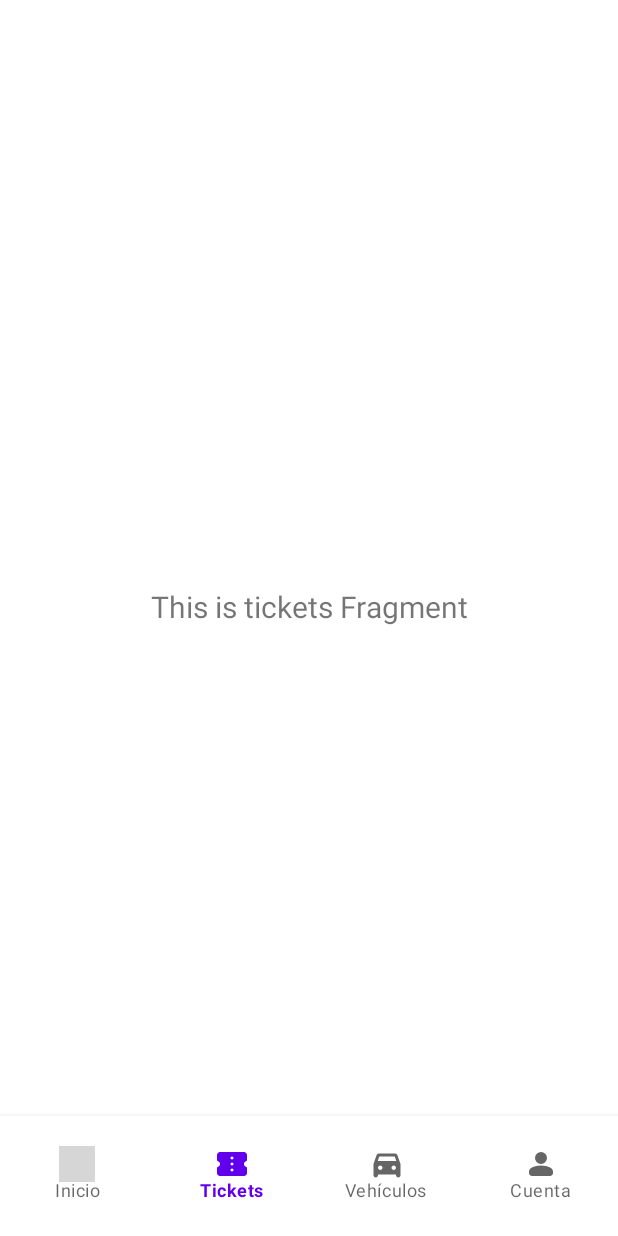
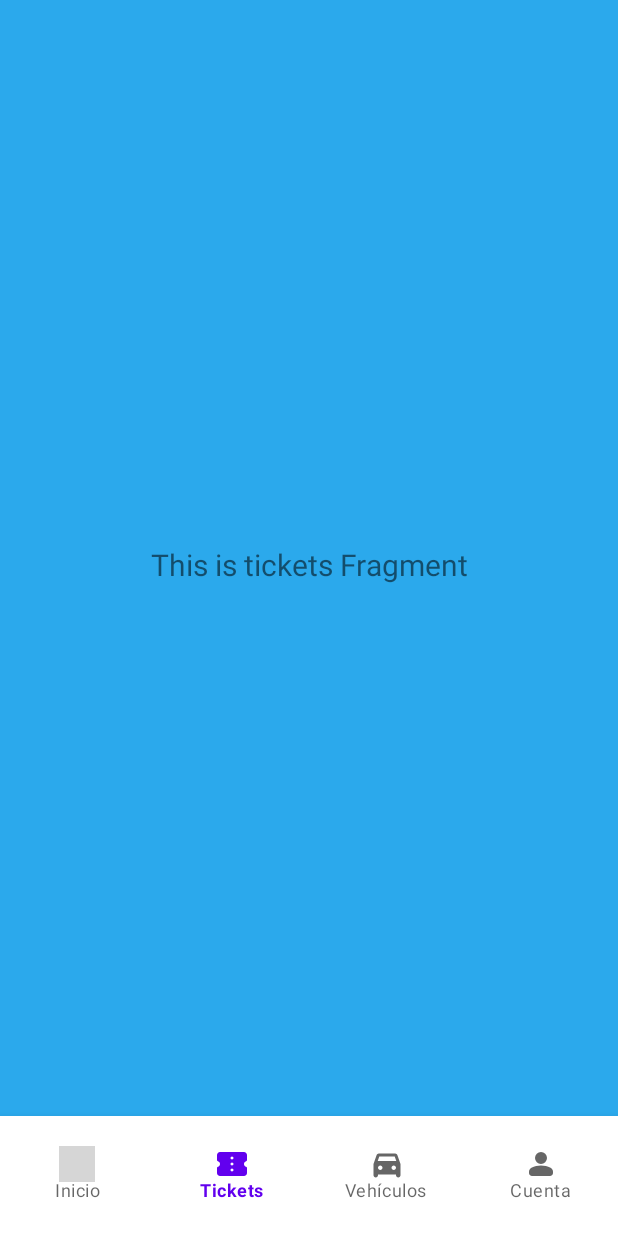
Before and after one commit to xicotet/ZonaBlava, an Android app: the TicketsFragment screen opened through its navigation route, on a phone screen of 412 x 824 dp. Run offline under Robolectric (Android 15) with nearby library versions, the phone set to English and light mode, and no system bars; our stand-ins replace navigation-ui; grey boxes are pictures that could not be loaded.

Commit message:
Add a mapview and make status bar transparent

```diff
--- a/app/build.gradle
+++ b/app/build.gradle
@@ -1,6 +1,7 @@
 plugins {
     id 'com.android.application'
     id 'org.jetbrains.kotlin.android'
+    id 'com.google.android.libraries.mapsplatform.secrets-gradle-plugin'
 }
 
 android {
@@ -39,6 +40,7 @@ dependencies {
 
     implementation 'androidx.core:core-ktx:1.7.0'
     implementation "androidx.core:core-splashscreen:1.0.0"
+    implementation 'com.google.android.gms:play-services-maps:18.1.0'
     implementation 'androidx.appcompat:appcompat:1.6.1'
     implementation 'com.google.android.material:material:1.9.0'
     implementation 'androidx.constraintlayout:constraintlayout:2.1.4'
--- a/app/src/main/AndroidManifest.xml
+++ b/app/src/main/AndroidManifest.xml
@@ -11,6 +11,11 @@
         android:supportsRtl="true"
         android:theme="@style/Theme.App.Starting"
         tools:targetApi="31">
+
+        <meta-data
+            android:name="com.google.android.geo.API_KEY"
+            android:value="${MAPS_API_KEY}" />
+
         <activity
             android:name=".ui.main.MainActivity"
             android:exported="true"
--- a/app/src/main/java/com/canolabs/zonablava/ui/home/HomeFragment.kt
+++ b/app/src/main/java/com/canolabs/zonablava/ui/home/HomeFragment.kt
@@ -1,22 +1,24 @@
 package com.canolabs.zonablava.ui.home
 
+import android.graphics.Color
 import android.os.Bundle
-import android.view.LayoutInflater
-import android.view.View
-import android.view.ViewGroup
-import android.widget.TextView
-import androidx.appcompat.app.AppCompatActivity
+import android.view.*
+import androidx.core.content.ContextCompat
 import androidx.fragment.app.Fragment
 import androidx.lifecycle.ViewModelProvider
+import com.canolabs.zonablava.R
 import com.canolabs.zonablava.databinding.FragmentHomeBinding
+import com.google.android.gms.maps.GoogleMap
+import com.google.android.gms.maps.MapView
+import com.google.android.gms.maps.OnMapReadyCallback
 
-class HomeFragment : Fragment() {
+
+class HomeFragment : Fragment(), OnMapReadyCallback {
 
     private var _binding: FragmentHomeBinding? = null
-
-    // This property is only valid between onCreateView and
-    // onDestroyView.
-    private val binding get() = _binding!!
+    private val binding get() = _binding!! // This property is only valid between onCreateView and onDestroyView.
+    private lateinit var googleMap: GoogleMap
+    private lateinit var mapView: MapView
 
     override fun onCreateView(
         inflater: LayoutInflater,
@@ -26,21 +28,55 @@ class HomeFragment : Fragment() {
         val homeViewModel =
             ViewModelProvider(this)[HomeViewModel::class.java]
 
+        activity?.window?.apply {
+            decorView.systemUiVisibility =
+                View.SYSTEM_UI_FLAG_LAYOUT_FULLSCREEN or View.SYSTEM_UI_FLAG_LAYOUT_STABLE
+            statusBarColor = Color.TRANSPARENT
+        }
+
         _binding = FragmentHomeBinding.inflate(inflater, container, false)
         val root: View = binding.root
 
-        // Hide the action bar
-        (requireActivity() as AppCompatActivity).supportActionBar?.hide()
+        mapView = binding.mapView
+        mapView.onCreate(savedInstanceState)
+        mapView.getMapAsync(this)
 
-        val textView: TextView = binding.textHome
-        homeViewModel.text.observe(viewLifecycleOwner) {
-            textView.text = it
-        }
         return root
+    }
+
+    override fun onViewCreated(view: View, savedInstanceState: Bundle?) {
+        super.onViewCreated(view, savedInstanceState)
     }
 
     override fun onDestroyView() {
         super.onDestroyView()
+        //To show normal Status Bar in other fragments
+        activity?.window?.statusBarColor =
+            ContextCompat.getColor(requireContext(), R.color.secondary_color)
         _binding = null
     }
+
+    override fun onMapReady(map: GoogleMap) {
+        map?.let {
+            googleMap = it
+            googleMap.mapType = GoogleMap.MAP_TYPE_NORMAL
+            googleMap.uiSettings.isZoomControlsEnabled = true
+        }
+    }
+    override fun onResume() {
+        super.onResume()
+        mapView.onResume()
+    }
+
+    override fun onPause() {
+        super.onPause()
+        mapView.onPause()
+    }
+
+    override fun onDestroy() {
+        super.onDestroy()
+        mapView.onDestroy()
+    }
+
+
 }
--- a/app/src/main/java/com/canolabs/zonablava/ui/main/MainActivity.kt
+++ b/app/src/main/java/com/canolabs/zonablava/ui/main/MainActivity.kt
@@ -7,7 +7,6 @@ import androidx.appcompat.app.AppCompatActivity
 import androidx.core.splashscreen.SplashScreen.Companion.installSplashScreen
 import androidx.navigation.fragment.NavHostFragment
 import androidx.navigation.ui.AppBarConfiguration
-import androidx.navigation.ui.setupActionBarWithNavController
 import androidx.navigation.ui.setupWithNavController
 import com.canolabs.zonablava.R
 import com.canolabs.zonablava.databinding.ActivityMainBinding
@@ -44,9 +43,6 @@ class MainActivity : AppCompatActivity() {
             )
         )
 
-        // Automatically updates the top app bar title
-        setupActionBarWithNavController(navController, appBarConfiguration)
-
         navView.setupWithNavController(navController)
     }
 }
--- a/app/src/main/res/layout/activity_main.xml
+++ b/app/src/main/res/layout/activity_main.xml
@@ -4,8 +4,7 @@
     xmlns:tools="http://schemas.android.com/tools"
     android:id="@+id/container"
     android:layout_width="match_parent"
-    android:layout_height="match_parent"
-    android:paddingTop="?attr/actionBarSize">
+    android:layout_height="match_parent">
 
     <androidx.fragment.app.FragmentContainerView
         android:id="@+id/nav_host_fragment_activity_main"
--- a/app/src/main/res/layout/fragment_tickets.xml
+++ b/app/src/main/res/layout/fragment_tickets.xml
@@ -4,6 +4,7 @@
     xmlns:tools="http://schemas.android.com/tools"
     android:layout_width="match_parent"
     android:layout_height="match_parent"
+    android:background="@color/secondary_color"
     tools:context=".ui.tickets.TicketsFragment">
 
     <TextView
--- a/app/src/main/res/values/splash.xml
+++ b/app/src/main/res/values/splash.xml
@@ -3,6 +3,6 @@
     <style name="Theme.App.Starting" parent="Theme.SplashScreen">
         <item name="windowSplashScreenBackground">@color/black</item>
         <item name="windowSplashScreenAnimatedIcon">@drawable/logo_zonablava</item>
-        <item name="postSplashScreenTheme">@style/Theme.ZonaBlava</item>
+        <item name="postSplashScreenTheme">@style/AppTheme.TransparentStatusBar</item>
     </style>
 </resources>
--- a/app/src/main/res/values/themes.xml
+++ b/app/src/main/res/values/themes.xml
@@ -1,6 +1,6 @@
 <resources xmlns:tools="http://schemas.android.com/tools">
     <!-- Base application theme. -->
-    <style name="Theme.ZonaBlava" parent="Theme.MaterialComponents.DayNight.DarkActionBar">
+    <style name="Theme.ZonaBlava" parent="Theme.MaterialComponents.DayNight.NoActionBar">
         <!-- Primary brand color. -->
         <item name="colorPrimary">@color/purple_500</item>
         <item name="colorPrimaryVariant">@color/purple_700</item>
@@ -13,6 +13,13 @@
         <item name="android:statusBarColor">?attr/colorPrimaryVariant</item>
         <!-- Customize your theme here. -->
     </style>
+
+    <style name="AppTheme.TransparentStatusBar" parent="Theme.ZonaBlava">
+        <!-- Set the status bar color to transparent -->
+        <item name="android:statusBarColor">@android:color/transparent</item>
+    </style>
+
+
 
     <style name="Widget.App.BottomNavigationView" parent="Widget.Material3.BottomNavigationView">
         <item name="android:layout_width">match_parent</item>
--- a/build.gradle
+++ b/build.gradle
@@ -3,4 +3,5 @@ plugins {
     id 'com.android.application' version '7.4.2' apply false
     id 'com.android.library' version '7.4.2' apply false
     id 'org.jetbrains.kotlin.android' version '1.8.0' apply false
+    id 'com.google.android.libraries.mapsplatform.secrets-gradle-plugin' version '2.0.1' apply false
 }
```
Also changed, not shown: app/src/main/res/layout/fragment_home.xml (+8 -13 lines).
